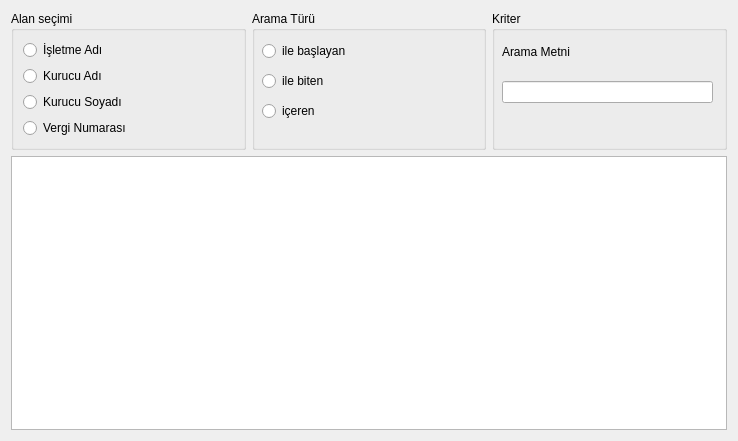
This is Formlar/ListeFormlari/isletmelistesi.ui in emirkyz/OtobusBilgiSistemi as Qt 5 draws it before an edit. The edited form follows.
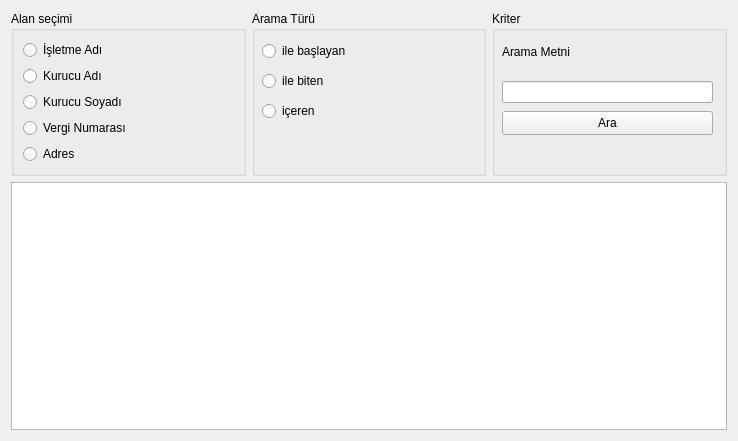
This is the edited form.

```diff
--- a/Formlar/ListeFormlari/isletmelistesi.ui
+++ b/Formlar/ListeFormlari/isletmelistesi.ui
@@ -50,6 +50,13 @@
           </property>
          </widget>
         </item>
+        <item>
+         <widget class="QRadioButton" name="rbAdres">
+          <property name="text">
+           <string>Adres</string>
+          </property>
+         </widget>
+        </item>
        </layout>
       </widget>
      </item>
@@ -130,6 +137,19 @@
          </rect>
         </property>
        </widget>
+       <widget class="QPushButton" name="btnAra">
+        <property name="geometry">
+         <rect>
+          <x>10</x>
+          <y>100</y>
+          <width>211</width>
+          <height>24</height>
+         </rect>
+        </property>
+        <property name="text">
+         <string>Ara</string>
+        </property>
+       </widget>
       </widget>
      </item>
     </layout>
```
Left out of the diff: 35 changed lines with no effect on the pictures.
